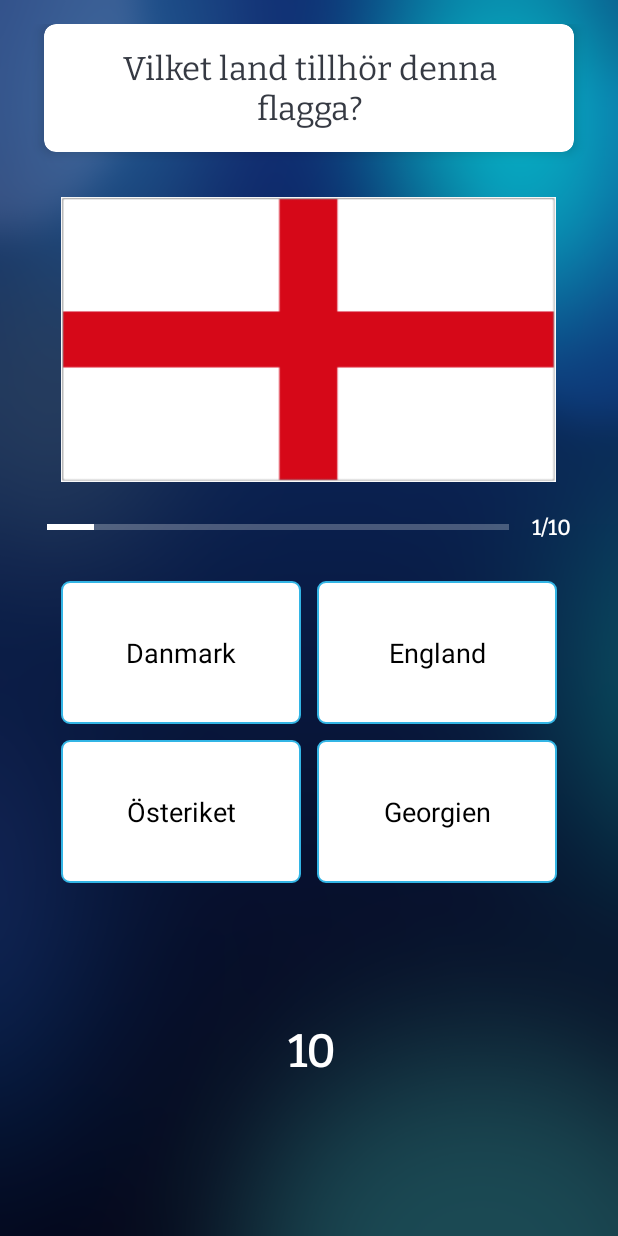
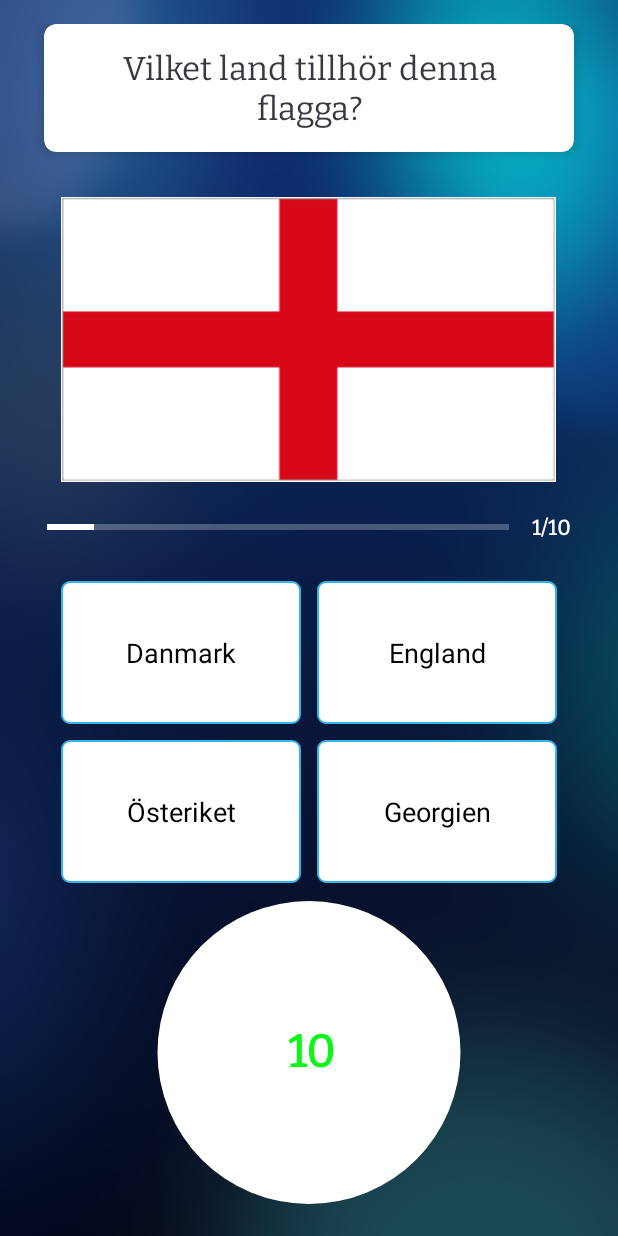
Before and after one commit to olofHammar/QuizApp1, an Android app: the QuizQuestionsActivity screen opened directly, with no data from a screen before it, on a phone screen of 412 x 824 dp. Run offline under Robolectric (Android 15) with nearby library versions, the phone set to English and light mode, and no system bars.

Commit message:
New design to count down timer

```diff
--- a/app/src/main/java/com/example/quizapp1/QuizQuestionsActivity.kt
+++ b/app/src/main/java/com/example/quizapp1/QuizQuestionsActivity.kt
@@ -112,9 +112,8 @@ Jag sätter svaret till fel som default och väljer vilka delar av timern som sk
         tv_option_four.text = question.optionFour
         countDownTimer.start()
         tv_circle_answer_text.text = "FEL"
-        iv_circle_answer.setImageResource(R.drawable.circle_wrong_answer)
+        iv_circle_answer.setImageResource(R.drawable.circle_count_down)
         tv_circle_answer_text.visibility = View.GONE
-        iv_circle_answer.visibility = View.GONE
         tv_timer.visibility = View.VISIBLE
         progress_bar_timer.visibility = View.VISIBLE
     }
@@ -143,6 +142,7 @@ Jag sätter svaret till fel som default och väljer vilka delar av timern som sk
 
         val question = mQuestionsList.get(mCurrentPosition - 1)
         if (question.correctAnswer != mSelectedOptionPosition) {
+            iv_circle_answer.setImageResource(R.drawable.circle_wrong_answer)
             answerView(mSelectedOptionPosition, R.drawable.wrong_option_border_bg)
             answerView(question.correctAnswer, R.drawable.correct_option_border_when_wrong_bg)
             when (question.correctAnswer) {
--- /dev/null
+++ b/app/src/main/res/drawable/circle_count_down.xml
@@ -0,0 +1,15 @@
+<?xml version="1.0" encoding="utf-8"?>
+<shape xmlns:android="http://schemas.android.com/apk/res/android"
+    android:shape="oval">
+
+    <solid
+        android:color="@android:color/white"
+        />
+
+    <size
+
+
+        android:height="50dp"
+        android:width="50dp"
+        />
+</shape>
--- a/app/src/main/res/drawable/progress.xml
+++ b/app/src/main/res/drawable/progress.xml
@@ -9,11 +9,11 @@
             <shape
                 android:innerRadiusRatio="2.5"
                 android:shape="ring"
-                android:thicknessRatio="12.0" >
+                android:thicknessRatio="10.0" >
                 <gradient
-                    android:centerColor="@android:color/holo_blue_light"
-                    android:endColor="#FF0000"
-                    android:startColor="@android:color/white"
+                    android:centerColor="#0ff517"
+                    android:endColor="#0ff517"
+                    android:startColor="#0ff517"
                     android:type="sweep" />
             </shape>
         </rotate>
--- a/app/src/main/res/layout/activity_quiz_questions.xml
+++ b/app/src/main/res/layout/activity_quiz_questions.xml
@@ -157,12 +157,19 @@
             android:layout_marginTop="1dp"
             android:gravity="center">
 
+            <ImageView
+                android:id="@+id/iv_circle_answer"
+                android:layout_width="match_parent"
+                android:layout_height="match_parent"
+                android:padding="5dp"
+                app:srcCompat="@drawable/circle_count_down" />
+
             <ProgressBar
             android:id="@+id/progress_bar_timer"
             style="?android:attr/progressBarStyle"
             android:layout_width="match_parent"
             android:layout_height="match_parent"
-            android:padding="2dp"
+                android:padding="13dp"
             android:indeterminateDrawable="@drawable/progress"
             android:indeterminateDuration="10000"
             android:progress="0" />
@@ -180,15 +187,10 @@
                 android:layout_marginEnd="-1dp"
                 android:layout_marginBottom="1dp"
                 android:gravity="center"
-                android:textColor="@android:color/white"
+                android:textColor="#0ff517"
                 android:textSize="30sp"
                 android:textStyle="bold" />
 
-            <ImageView
-                android:id="@+id/iv_circle_answer"
-                android:layout_width="match_parent"
-                android:layout_height="match_parent"
-                app:srcCompat="@drawable/circle_wrong_answer" />
 
             <TextView
                 android:id="@+id/tv_circle_answer_text"
```
